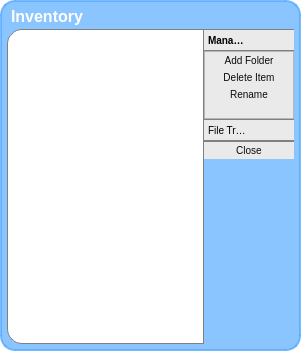
Old version of the form bin/data/ui/inventory_main.ui in the repository realXtend/tundra.
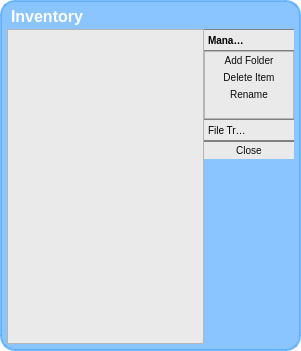
New version of the form. Icons and pictures are not drawn.

Commit message: Inventory UI enhancement: folder icon is shown for every folder now (not just folders with descendants like previously) and resources/assets have their own icon too. Added new icons for branch-closed and branch-open states for inventory items.

```diff
--- a/bin/data/ui/inventory_main.ui
+++ b/bin/data/ui/inventory_main.ui
@@ -23,100 +23,90 @@
    <bool>false</bool>
   </property>
   <property name="styleSheet">
-   <string>/* Containers */
-QWidget#inventorymain {
-	background-color: rgba(255, 255, 255, 0);
-}
+   <string>
+    /* Containers */
+    QWidget#inventorymain {
+        background-color: rgba(255, 255, 255, 0);
+    }
 
-QFrame#MainFrame {
-	background-color: rgba(85, 170, 255, 175);
-	border: 2px solid rgba(85, 170, 255, 200);
-	padding: 5px;
-	border-radius:15px;
-}
+    QFrame#MainFrame {
+        background-color: rgba(85, 170, 255, 175);
+        border: 2px solid rgba(85, 170, 255, 200);
+        padding: 5px;
+        border-radius:15px;
+    }
 
-QFrame {
-	background-color: rgb(234, 234, 234);
-}
+    QFrame {
+        background-color: rgb(234, 234, 234);
+    }
 
-/* QToolBox */
-QToolBox::tab {
-	font-size: 10px;
-	border-color: rgba(255, 255, 255, 0);
-	border-bottom: 1px solid grey;
-	border-top: 1px solid grey;
-}
+    /* QToolBox */
+    QToolBox::tab {
+        font-size: 10px;
+        border-color: rgba(255, 255, 255, 0);
+        border-bottom: 1px solid grey;
+        border-top: 1px solid grey;
+    }
 
 QToolBox::tab:hover {
 	background-color: rgb(191, 191, 191);
 }
 
-QToolBox::tab:selected {
-	font: bold;
-	background-color: none;
-}
+    QToolBox::tab:selected {
+        font: bold;
+        background-color: none;
+    }
+    
+    /* QTreeView */
+    QTreeView::branch:has-siblings:!adjoins-item
+    {
+        border-image: url(:/images/iconBranchVLine.png) 0;
+    }
 
-/* QTreeView */
-QTreeView#treeView {
-	background-color: rgb(255, 255, 255);
-	border: 1px solid grey;
-	border-top-left-radius:15px;
-	border-bottom-left-radius:15px;
-}
-QTreeView::item {
-    border: 0px;
-}
-QTreeView::item:selected {
-	color: rgb(23, 65, 255);
-}
-QTreeView::item:selected:hover {
-	color: rgb(23, 65, 255);
-}
-QTreeView::item:hover {
-	color: rgb(61, 122, 255);
-}
-QTreeView::branch:has-siblings:!adjoins-item {
-    border-image: url(:/images/iconBranchVLine.png) 0;
-}
-QTreeView::branch:has-siblings:adjoins-item {
-    border-image: url(:/images/iconBranchMore.png) 0;
-}
-QTreeView::branch:!has-children:!has-siblings:adjoins-item {
-    border-image: url(:/images/iconBranchEnd.png) 0;
-}
-QTreeView::branch:has-children:!has-siblings:closed,
-QTreeView::branch:closed:has-children:has-siblings {
-        border-image: none;
-        image: url(:/images/iconFolderClosed.png);
-}
-QTreeView::branch:open:has-children:!has-siblings,
-QTreeView::branch:open:has-children:has-siblings  {
-        border-image: none;
-        image: url(:/images/iconFolderOpen.png);
-}
+    QTreeView::branch:has-siblings:adjoins-item
+    {
+        border-image: url(:/images/iconBranchMore.png) 0;
+    }
 
-/* QPushButton */
-QPushButton {
-	font-size: 10px;
-	color: rgb(11, 11, 11);
-	background-color: rgb(234, 234, 234);
-	border: rgba(255, 255, 255, 0);
-	padding: 2px;
-}
-QPushButton:hover {
-	color: rgb(255, 255, 255);
-	background-color: rgb(149, 149, 149);
-}
-QPushButton:hover::pressed {
-	color: rgb(0, 0, 0);
-	background-color: rgb(202, 202, 202);
-}
-QPushButton#pushButton_Close {
-	border-top: 1px solid grey;
-}
+    QTreeView::branch:!has-children:!has-siblings:adjoins-item
+    {
+        border-image: url(:/images/iconBranchEnd.png) 0;
+    }
 
+    QTreeView::branch:has-children:!has-siblings:closed,
+    QTreeView::branch:closed:has-children:has-siblings
+    {
+        border-image: none;
+        image: url(:/images/iconBranchClosed.png);
+    }
 
-</string>
+    QTreeView::branch:open:has-children:!has-siblings,
+    QTreeView::branch:open:has-children:has-siblings
+    {
+        border-image: none;
+        image: url(:/images/iconBranchOpen.png);
+    }
+
+    /* QPushButton */
+    QPushButton {
+        font-size: 10px;
+        color: rgb(11, 11, 11);
+        background-color: rgb(234, 234, 234);
+        border: rgba(255, 255, 255, 0);
+        padding: 2px;
+    }
+    QPushButton:hover {
+        color: rgb(255, 255, 255);
+        background-color: rgb(149, 149, 149);
+    }
+    QPushButton:hover::pressed {
+        color: rgb(0, 0, 0);
+        background-color: rgb(202, 202, 202);
+    }
+    QPushButton#pushButton_Close {
+        border-top: 1px solid grey;
+    }
+   </string>
   </property>
   <layout class="QHBoxLayout" name="horizontalLayout">
    <property name="spacing">
```
Left out of the diff: 6 changed lines with no effect on the pictures. The commit also changes 5 other files.
